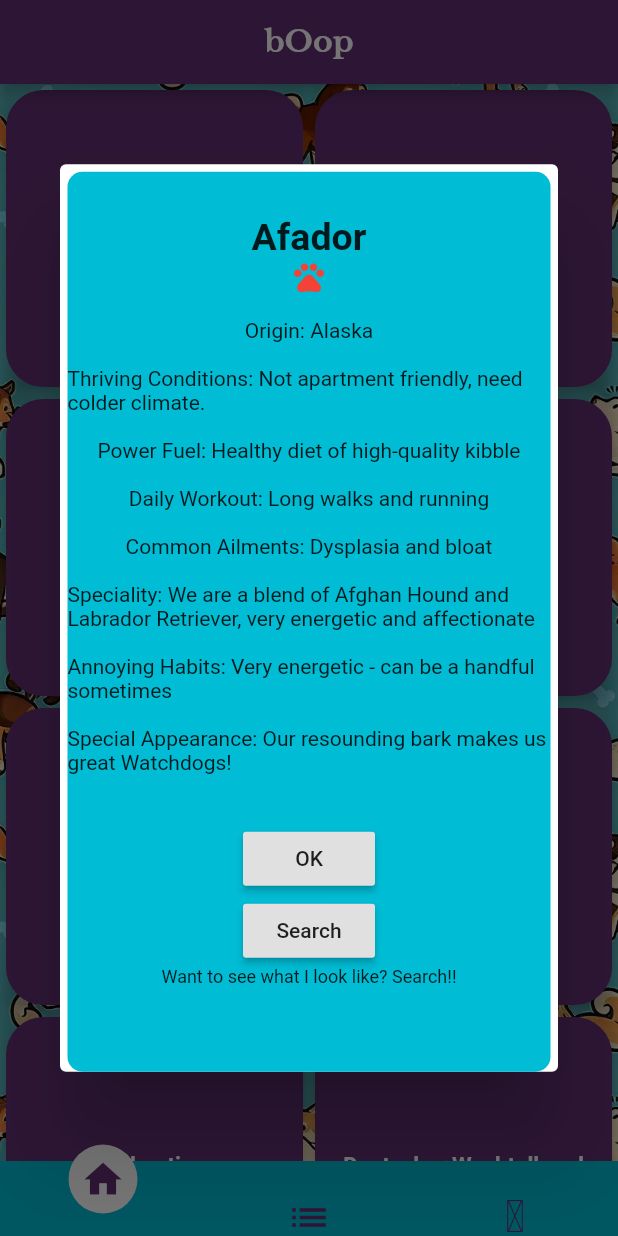
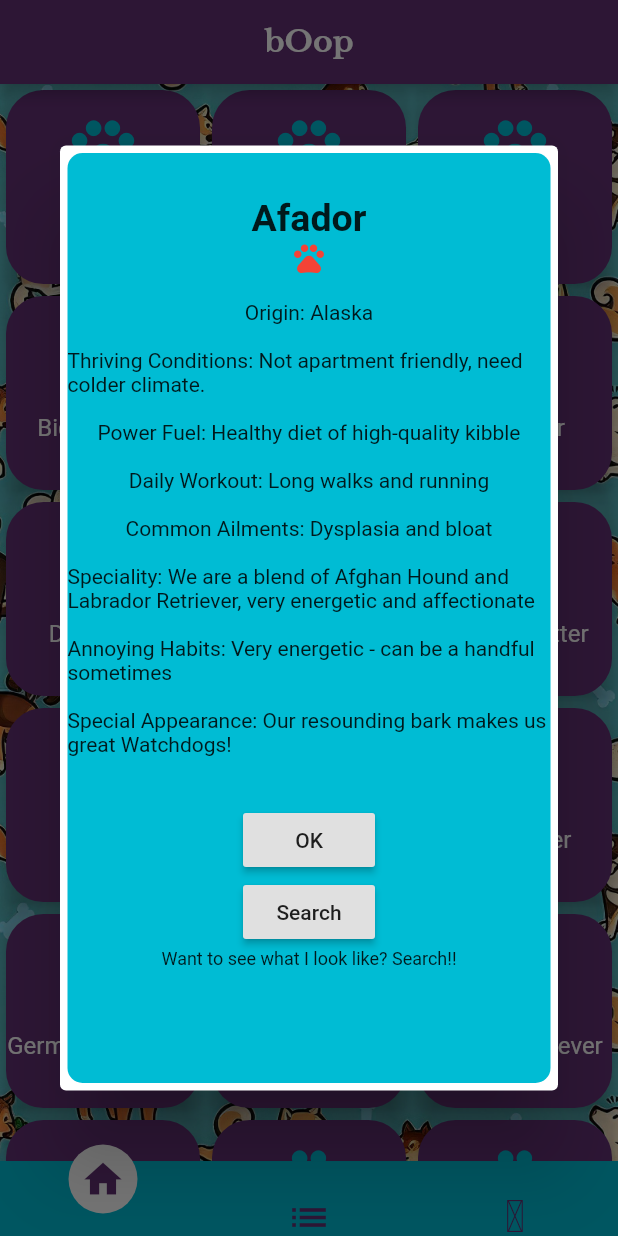
Before and after one commit to rupanshoo/bOop, a Flutter app: the screen it shows after launch, after a tap on "Afador", on a phone screen of 412 x 824 dp. Run offline on Flutter 3.47's test engine with Material 2 defaults, Android fonts, the phone set to English and light mode, and no system bars; drawn by our look-alikes of curved_navigation_bar; our stand-ins replace material_design_icons_flutter.

Commit message:
Semi Final

```diff
--- a/json_data/DogBreedDb.json
+++ b/json_data/DogBreedDb.json
@@ -84,7 +84,7 @@
     },
 
     {
-        "name" : "Deutscher Wachtelhund",
+        "name" : "Deutscher\nWachtelhund",
         "origin" : "Germany",
         "suitable_conditions" : "Apartment Dogs and a social atmosphere",
         "power_fuel" : "We have unique digestive needs!",
--- a/lib/homeScreen.dart
+++ b/lib/homeScreen.dart
@@ -42,6 +42,42 @@ class grid extends StatefulWidget {
 
 // ignore: camel_case_types
 class _gridState extends State<grid> {
+
+  // ignore: non_constant_identifier_names
+  List URLList= [ 'https://www.petguide.com/wp-content/uploads/2017/03/afador.jpg',
+  'https://i.pinimg.com/originals/b6/50/d5/b650d5145d1ae635e0ed825c2928ed67.jpg',
+  'https://vetstreet.brightspotcdn.com/dims4/default/1b8af22/2147483647/thumbnail/645x380/quality/90/?url=https%3A%2F%2Fvetstreet-brightspot.s3.amazonaws.com%2F6b%2F2d0f009e8c11e0a2380050568d634f%2Ffile%2FBeagle-2-645mk062311.jpg',
+  'https://i2.wp.com/media.globalnews.ca/videostatic/672/731/5a85cc6b60b2765a57a7189b-1280x720_1_Feb_15_2018_18_07_58_poster.jpg?w=1040&quality=70&strip=all',
+  'https://nutshawkennels.co.uk/wp-content/uploads/Cavapoo.jpg',
+  'https://www.dogbreedslist.info/uploads/allimg/dog-pictures/Cockalier-2.jpg',
+  'https://worlddogfinder.com/imager/880x495/upload/dalmatian_dog.jpg',
+  'https://s3.amazonaws.com/cdn-origin-etr.akc.org/wp-content/uploads/2017/11/29130931/AdobeStock_1083293871.jpg',
+  'https://s3.amazonaws.com/cdn-origin-etr.akc.org/wp-content/uploads/2017/11/28135356/English-Setter-standing-in-a-field.jpg',
+  'https://i.pinimg.com/564x/2b/26/08/2b2608efecb201e02cecdec274cf6087.jpg',
+  'https://www.monstersandcritics.com/wp-content/uploads/2020/03/beatrice-dog-from-modern-family-1.jpg',
+  'https://upload.wikimedia.org/wikipedia/commons/thumb/0/0e/01_Wire_Fox_terrier.jpg/1200px-01_Wire_Fox_terrier.jpg',
+    'https://upload.wikimedia.org/wikipedia/commons/thumb/d/d0/German_Shepherd_-_DSC_0346_%2810096362833%29.jpg/220px-German_Shepherd_-_DSC_0346_%2810096362833%29.jpg',
+  'https://cdn.orvis.com/images/DBS_GreatDane_1280.jpg',
+  'https://i.pinimg.com/originals/82/66/31/826631d3809a918dfc7710ebce238903.jpg',
+  'https://upload.wikimedia.org/wikipedia/commons/e/ed/A_Havanese_judging.jpg',
+  'https://upload.wikimedia.org/wikipedia/commons/d/da/%282%29_Irish_Wolfhound_4.jpg',
+  'https://i.pinimg.com/originals/df/cd/64/dfcd641ad6007c664fc3e0aa0694f4b5.jpg',
+  'https://s3.amazonaws.com/cdn-origin-etr.akc.org/wp-content/uploads/2017/11/20164850/Japanese-Chin-standing-outdoors.jpg',
+  'https://i.pinimg.com/originals/e5/63/41/e56341fb69cfdc2c514453d00fc2da58.jpg',
+  'https://upload.wikimedia.org/wikipedia/commons/8/8b/Komondor_delvin.jpg',
+  'https://upload.wikimedia.org/wikipedia/commons/thumb/3/34/Labrador_on_Quantock_%282175262184%29.jpg/1200px-Labrador_on_Quantock_%282175262184%29.jpg',
+  'https://s3.amazonaws.com/cdn-origin-etr.akc.org/wp-content/uploads/2017/11/08152421/Maltese-laying-down-in-a-chair.jpg',
+  'https://i.pinimg.com/originals/13/cb/d7/13cbd7bc6a0de54b58f1b61e053b56ee.jpg',
+  'https://upload.wikimedia.org/wikipedia/commons/f/f0/Mops_oct09_cropped2.jpg',
+  'https://upload.wikimedia.org/wikipedia/commons/c/ca/Pomeranian.JPG',
+  'https://upload.wikimedia.org/wikipedia/commons/6/64/Hummel_Vedor_vd_Robandahoeve.jpg',
+  'https://upload.wikimedia.org/wikipedia/commons/a/a3/Black-Magic-Big-Boy.jpg',
+  'https://i.pinimg.com/originals/84/99/d0/8499d08b77b55d6ff09401b86efdfc7a.jpg',
+  'https://i.pinimg.com/originals/7b/ce/e2/7bcee212ab6928f16e8ce8f8480e349c.jpg',
+  'https://i.pinimg.com/originals/26/45/58/264558c7571006b39b5ab589f727e01a.jpg'
+  ];
+
+
   @override
   Widget build(BuildContext context) {
 
@@ -53,6 +89,7 @@ class _gridState extends State<grid> {
         throw 'Could not launch!';
       }
     }
+
 
     return Scaffold(
       backgroundColor: Colors.transparent,
@@ -68,7 +105,7 @@ class _gridState extends State<grid> {
 
               return new GridView.builder(
                 itemCount: breeds.length,
-                gridDelegate: new SliverGridDelegateWithFixedCrossAxisCount(crossAxisCount: 2),
+                gridDelegate: new SliverGridDelegateWithFixedCrossAxisCount(crossAxisCount: 3),
 
 
                 itemBuilder: (BuildContext context, int index){
@@ -82,12 +119,26 @@ class _gridState extends State<grid> {
                             color: Color(0xff622F74),
                           ),
                           alignment: Alignment.center,
-                          child: new Text(breeds[index]['name'],
-                            style: TextStyle(
-                              fontSize: 15,
-                              fontWeight: FontWeight.bold,
-                              color: Colors.white,
-                            ),),
+                          child: Center(
+                            child: Column(
+                              children: <Widget>[
+                                Text("    ",
+                                  style: TextStyle(fontSize: 12),),
+                                Icon(Icons.pets,
+                                  size: 50,
+                                  color: Colors.cyan,),
+
+                                Text("    ",
+                                  style: TextStyle(fontSize: 12),),
+
+                                new Text(breeds[index]['name'],
+                                  style: TextStyle(
+                                    fontSize: 16,
+                                    color: Colors.white,
+                                  ),),
+                              ],
+                            ),
+                          )
                         )
                     ),
 
@@ -105,8 +156,8 @@ class _gridState extends State<grid> {
                                 color: Colors.cyan,
                                 borderRadius: BorderRadius.circular(10),
                               ),
-                              height: 600,
-                              margin: EdgeInsets.only(left: 5, right:5, top: 5),
+                              height: 620,
+                              margin: EdgeInsets.only(left: 5, right:5, top: 5, bottom: 5),
                               child: Column(
                                 children: <Widget>[
                                   new Text("\n" + breeds[index]['name'],
@@ -142,7 +193,7 @@ class _gridState extends State<grid> {
                                   new RaisedButton(
                                     child: Text("Search"),
                                     onPressed: () {
-                                      _launchURL('https://www.google.com/imghp?hl=EN');
+                                      _launchURL(URLList[index]);
                                     },
                                   ),
 
--- a/pubspec.yaml
+++ b/pubspec.yaml
@@ -54,8 +54,8 @@ flutter:
   # To add assets to your application, add an assets section, like this:
   assets:
     - images/background1.jpg
-    - images/dogpng.png
     - images/icon.png
+    - images/Dalmatian.jpeg
     - json_data/boopNames.json
     - json_data/DogBreedDb.json
 
```
Also changed, not shown: images/Dalmatian.jpeg (added), images/dogpng.png (deleted), pubspec.lock.
